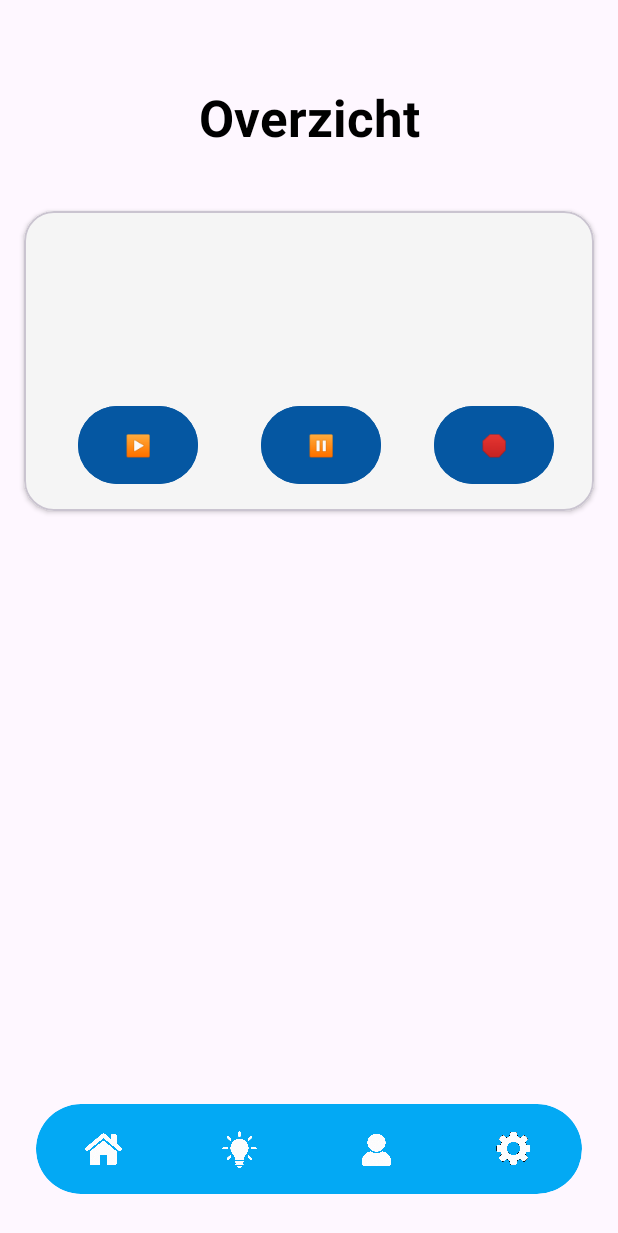
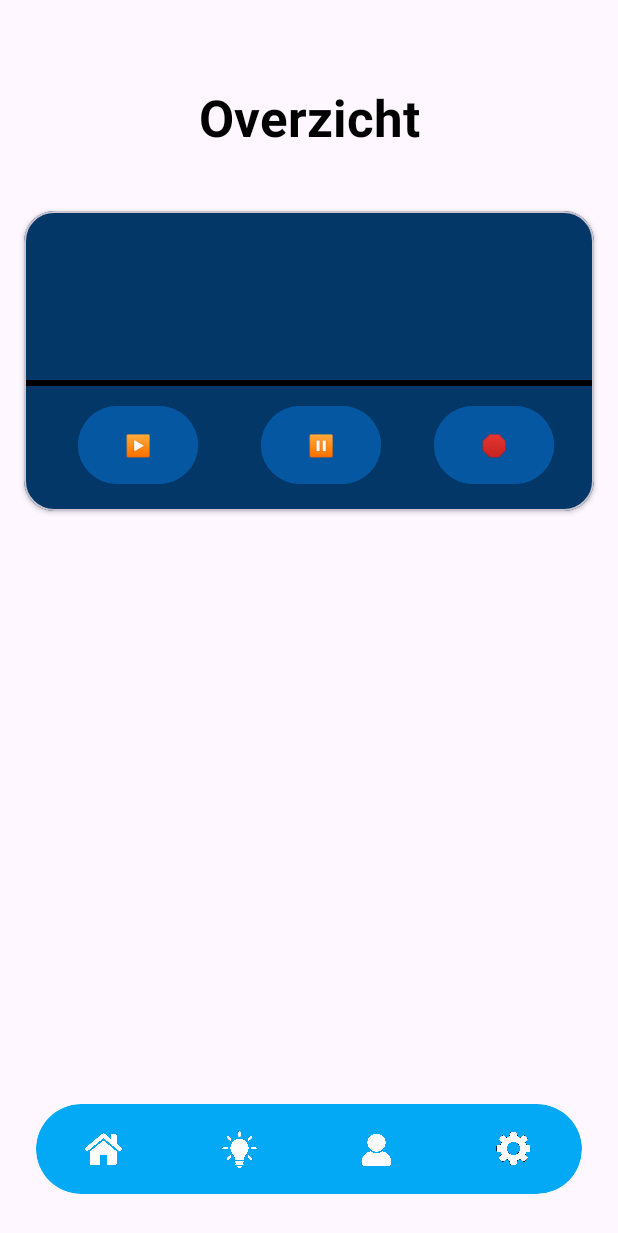
Before and after one commit to Mathijsey/android-studio, an Android app: the dasboard screen opened directly, with no data from a screen before it, on a phone screen of 412 x 824 dp. Shown: the top 1233 px of the screen. Run offline under Robolectric (Android 15) with nearby library versions, the phone set to English and light mode, and no system bars.

Commit message:
muziekspeler kleur aanpassing

```diff
--- a/app/src/main/res/layout/activity_dasboard.xml
+++ b/app/src/main/res/layout/activity_dasboard.xml
@@ -10,6 +10,7 @@
     tools:context=".dasboard">
 
     <!-- Titel -->
+
     <TextView
         android:id="@+id/textView2"
         android:layout_width="wrap_content"
@@ -31,7 +32,7 @@
         android:layout_marginStart="24dp"
         android:layout_marginTop="40dp"
         android:layout_marginEnd="24dp"
-        app:cardBackgroundColor="#F5F5F5"
+        app:cardBackgroundColor="#023768"
         app:cardCornerRadius="20dp"
         app:cardElevation="2dp"
         app:layout_constraintEnd_toEndOf="parent"
@@ -46,8 +47,8 @@
                 android:id="@+id/playButton2"
                 android:layout_width="80dp"
                 android:layout_height="60dp"
+                android:backgroundTint="#0557A2"
                 android:text="▶️"
-                android:backgroundTint="#0557A2"
                 android:textAllCaps="false"
                 app:iconSize="20dp"
                 app:layout_constraintBottom_toBottomOf="parent"
@@ -62,8 +63,8 @@
                 android:layout_width="80dp"
                 android:layout_height="60dp"
                 android:layout_marginStart="122dp"
+                android:backgroundTint="#0557A2"
                 android:text="⏸"
-                android:backgroundTint="#0557A2"
                 android:textAllCaps="false"
                 app:layout_constraintBottom_toBottomOf="parent"
                 app:layout_constraintEnd_toEndOf="parent"
@@ -76,15 +77,27 @@
                 android:id="@+id/stopButton"
                 android:layout_width="80dp"
                 android:layout_height="60dp"
+                android:backgroundTint="#0557A2"
                 android:text="🛑"
                 android:textAllCaps="false"
-                android:backgroundTint="#0557A2"
                 app:layout_constraintBottom_toBottomOf="parent"
                 app:layout_constraintEnd_toEndOf="parent"
                 app:layout_constraintHorizontal_bias="0.912"
                 app:layout_constraintStart_toStartOf="parent"
                 app:layout_constraintTop_toTopOf="parent"
                 app:layout_constraintVertical_bias="0.9" />
+
+            <Button
+                android:id="@+id/button2"
+                android:layout_width="380dp"
+                android:layout_height="4dp"
+                android:text="Button"
+                android:backgroundTint="#000000"
+                app:layout_constraintBottom_toBottomOf="parent"
+                app:layout_constraintEnd_toEndOf="parent"
+                app:layout_constraintStart_toStartOf="parent"
+                app:layout_constraintTop_toTopOf="parent"
+                app:layout_constraintVertical_bias="0.576" />
         </androidx.constraintlayout.widget.ConstraintLayout>
 
     </com.google.android.material.card.MaterialCardView>
--- a/app/src/main/res/layout/activity_main.xml
+++ b/app/src/main/res/layout/activity_main.xml
@@ -20,12 +20,13 @@
         app:layout_constraintStart_toStartOf="parent"
         app:layout_constraintTop_toTopOf="parent"
         app:layout_constraintVertical_bias="0.243" />
+
     <Button
         android:id="@+id/button"
         android:layout_width="250dp"
         android:layout_height="65dp"
         android:layout_marginEnd="96dp"
-        android:layout_marginBottom="28dp"
+        android:layout_marginBottom="25.5dp"
 
         android:backgroundTint="#03A9F4"
         android:elevation="50dp"
```
Also changed, not shown: app/src/main/java/com/example/homeassistantdasboard/dasboard.kt (+45 -2 lines).
